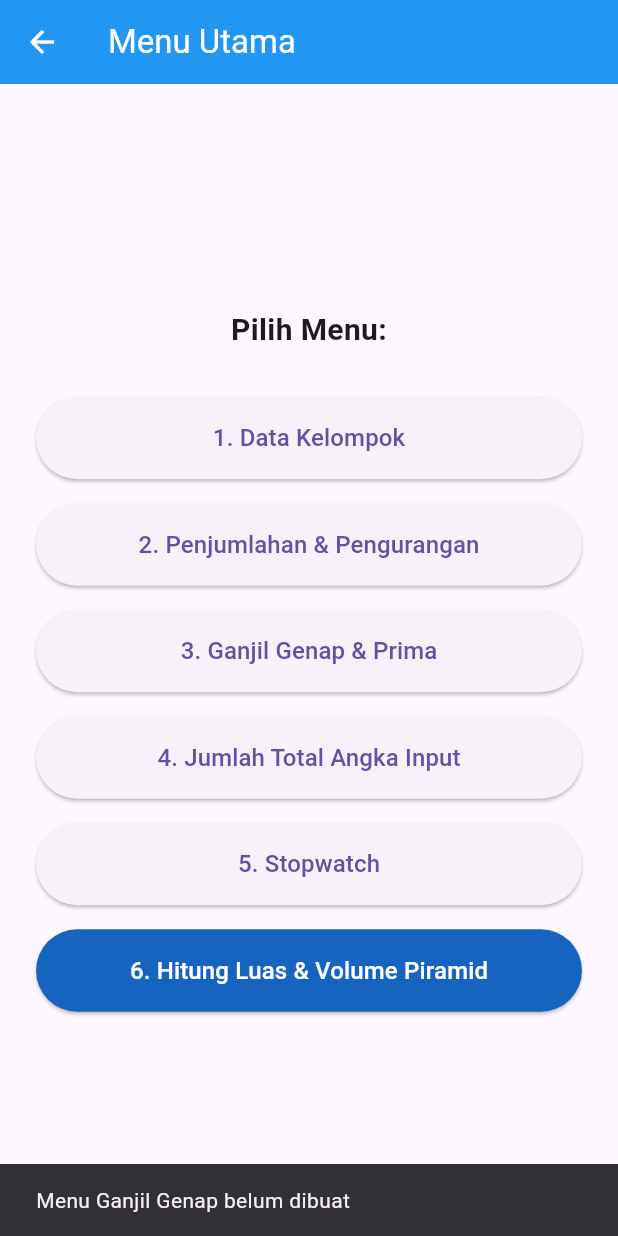
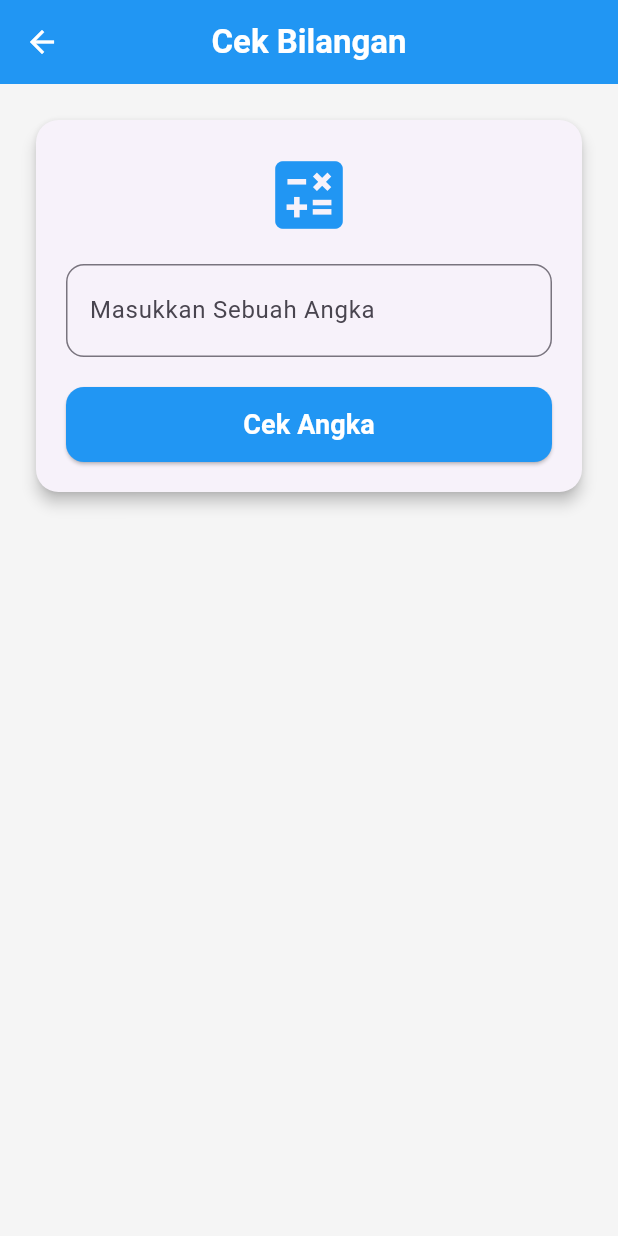
Before and after one commit to RhezaPriyaAnargya/TugasModul4TPM, a Flutter app: the HomeScreen screen opened directly, after a tap on "3. Ganjil Genap & Prima", on a phone screen of 412 x 824 dp. Run offline on Flutter 3.47's test engine with Material 3 defaults, Android fonts, the phone set to English and light mode, and no system bars.

Commit message:
pembuatan fitur menu 3 dan 4

```diff
--- a/lib/main.dart
+++ b/lib/main.dart
@@ -1,5 +1,6 @@
 import 'package:flutter/material.dart';
 import 'package:tugasmodul4/screen/login_screen.dart';
+import 'screen/home_screen.dart';
 
 void main() {
   runApp(const MyApp());
@@ -13,7 +14,7 @@ class MyApp extends StatelessWidget {
   Widget build(BuildContext context) {
     return MaterialApp(
       debugShowCheckedModeBanner: false,
-      home: LoginScreen(), //INI KE LOGIN SCREEN DULU BARU MASUK KE HOME
+      home: HomeScreen(), //INI KE LOGIN SCREEN DULU BARU MASUK KE HOME
     );
   }
 }
--- a/lib/screen/home_screen.dart
+++ b/lib/screen/home_screen.dart
@@ -1,5 +1,7 @@
 import 'package:flutter/material.dart';
 import 'pyramid_screen.dart'; // Pastikan file ini ada di folder yang sama
+import 'sum_input_screen.dart';
+import 'number_check_screen.dart';
 
 class HomeScreen extends StatelessWidget {
   const HomeScreen({super.key});
@@ -18,7 +20,8 @@ class HomeScreen extends StatelessWidget {
           padding: const EdgeInsets.all(24.0),
           child: Column(
             mainAxisAlignment: MainAxisAlignment.center,
-            crossAxisAlignment: CrossAxisAlignment.stretch, // Membuat tombol memanjang penuh
+            crossAxisAlignment:
+                CrossAxisAlignment.stretch, // Membuat tombol memanjang penuh
             children: [
               const Text(
                 'Pilih Menu:',
@@ -31,47 +34,82 @@ class HomeScreen extends StatelessWidget {
               ElevatedButton(
                 onPressed: () {
                   ScaffoldMessenger.of(context).showSnackBar(
-                    const SnackBar(content: Text('Menu Data Kelompok belum dibuat')),
+                    const SnackBar(
+                      content: Text('Menu Data Kelompok belum dibuat'),
+                    ),
                   );
                 },
-                style: ElevatedButton.styleFrom(padding: const EdgeInsets.all(16)),
-                child: const Text('1. Data Kelompok', style: TextStyle(fontSize: 16)),
+                style: ElevatedButton.styleFrom(
+                  padding: const EdgeInsets.all(16),
+                ),
+                child: const Text(
+                  '1. Data Kelompok',
+                  style: TextStyle(fontSize: 16),
+                ),
               ),
               const SizedBox(height: 16), // Jarak antar tombol
-
               // 2. Tombol Penjumlahan & Pengurangan
               ElevatedButton(
                 onPressed: () {
                   ScaffoldMessenger.of(context).showSnackBar(
-                    const SnackBar(content: Text('Menu Kalkulator belum dibuat')),
+                    const SnackBar(
+                      content: Text('Menu Kalkulator belum dibuat'),
+                    ),
                   );
                 },
-                style: ElevatedButton.styleFrom(padding: const EdgeInsets.all(16)),
-                child: const Text('2. Penjumlahan & Pengurangan', style: TextStyle(fontSize: 16)),
+                style: ElevatedButton.styleFrom(
+                  padding: const EdgeInsets.all(16),
+                ),
+                child: const Text(
+                  '2. Penjumlahan & Pengurangan',
+                  style: TextStyle(fontSize: 16),
+                ),
               ),
               const SizedBox(height: 16),
 
               // 3. Tombol Ganjil Genap & Prima
               ElevatedButton(
                 onPressed: () {
-                  ScaffoldMessenger.of(context).showSnackBar(
-                    const SnackBar(content: Text('Menu Ganjil Genap belum dibuat')),
+                  Navigator.push(
+                    context,
+                    MaterialPageRoute(
+                      builder: (context) => CekBilanganScreen(),
+                    ),
                   );
                 },
-                style: ElevatedButton.styleFrom(padding: const EdgeInsets.all(16)),
-                child: const Text('3. Ganjil Genap & Prima', style: TextStyle(fontSize: 16)),
+                style: ElevatedButton.styleFrom(
+                  padding: const EdgeInsets.all(16),
+                  backgroundColor: Colors
+                      .blue[800], // Warnanya sedikit lebih gelap agar beda
+                  foregroundColor: Colors.white,
+                ),
+                child: const Text(
+                  '3. Ganjil Genap & Prima',
+                  style: TextStyle(fontSize: 16),
+                ),
               ),
               const SizedBox(height: 16),
 
               // 4. Tombol Jumlah Total Angka
               ElevatedButton(
                 onPressed: () {
-                  ScaffoldMessenger.of(context).showSnackBar(
-                    const SnackBar(content: Text('Menu Total Angka belum dibuat')),
+                  Navigator.push(
+                    context,
+                    MaterialPageRoute(
+                      builder: (context) => JumlahTotalAngkaScreen(),
+                    ),
                   );
                 },
-                style: ElevatedButton.styleFrom(padding: const EdgeInsets.all(16)),
-                child: const Text('4. Jumlah Total Angka Input', style: TextStyle(fontSize: 16)),
+                style: ElevatedButton.styleFrom(
+                  padding: const EdgeInsets.all(16),
+                  backgroundColor: Colors
+                      .blue[800], // Warnanya sedikit lebih gelap agar beda
+                  foregroundColor: Colors.white,
+                ),
+                child: const Text(
+                  '4. Jumlah Total Angka Input',
+                  style: TextStyle(fontSize: 16),
+                ),
               ),
               const SizedBox(height: 16),
 
@@ -79,11 +117,18 @@ class HomeScreen extends StatelessWidget {
               ElevatedButton(
                 onPressed: () {
                   ScaffoldMessenger.of(context).showSnackBar(
-                    const SnackBar(content: Text('Menu Stopwatch belum dibuat')),
+                    const SnackBar(
+                      content: Text('Menu Stopwatch belum dibuat'),
+                    ),
                   );
                 },
-                style: ElevatedButton.styleFrom(padding: const EdgeInsets.all(16)),
-                child: const Text('5. Stopwatch', style: TextStyle(fontSize: 16)),
+                style: ElevatedButton.styleFrom(
+                  padding: const EdgeInsets.all(16),
+                ),
+                child: const Text(
+                  '5. Stopwatch',
+                  style: TextStyle(fontSize: 16),
+                ),
               ),
               const SizedBox(height: 16),
 
@@ -92,15 +137,21 @@ class HomeScreen extends StatelessWidget {
                 onPressed: () {
                   Navigator.push(
                     context,
-                    MaterialPageRoute(builder: (context) => const PyramidScreen()),
+                    MaterialPageRoute(
+                      builder: (context) => const PyramidScreen(),
+                    ),
                   );
                 },
                 style: ElevatedButton.styleFrom(
                   padding: const EdgeInsets.all(16),
-                  backgroundColor: Colors.blue[800], // Warnanya sedikit lebih gelap agar beda
+                  backgroundColor: Colors
+                      .blue[800], // Warnanya sedikit lebih gelap agar beda
                   foregroundColor: Colors.white,
                 ),
-                child: const Text('6. Hitung Luas & Volume Piramid', style: TextStyle(fontSize: 16)),
+                child: const Text(
+                  '6. Hitung Luas & Volume Piramid',
+                  style: TextStyle(fontSize: 16),
+                ),
               ),
             ],
           ),
--- a/lib/screen/number_check_screen.dart
+++ b/lib/screen/number_check_screen.dart
@@ -0,0 +1,207 @@
+import 'package:flutter/material.dart';
+
+class CekBilanganScreen extends StatefulWidget {
+  @override
+  _CekBilanganScreenState createState() => _CekBilanganScreenState();
+}
+
+class _CekBilanganScreenState extends State<CekBilanganScreen> {
+  final TextEditingController _angkaController = TextEditingController();
+  String _hasilGanjilGenap = '';
+  String _hasilPrima = '';
+
+  // Fungsi cek prima (Logika Tetap Sama)
+  bool isPrima(int n) {
+    if (n <= 1) return false;
+    for (int i = 2; i * i <= n; i++) {
+      if (n % i == 0) return false;
+    }
+    return true;
+  }
+
+  void _cekBilangan() {
+    int? angka = int.tryParse(_angkaController.text);
+
+    if (angka != null) {
+      setState(() {
+        // Cek Ganjil Genap
+        _hasilGanjilGenap = (angka % 2 == 0) ? 'Genap' : 'Ganjil';
+
+        // Cek Prima
+        _hasilPrima = isPrima(angka)
+            ? 'Bilangan Prima'
+            : 'Bukan Bilangan Prima';
+      });
+    } else {
+      setState(() {
+        _hasilGanjilGenap = 'Input tidak valid';
+        _hasilPrima = '-';
+      });
+    }
+  }
+
+  @override
+  Widget build(BuildContext context) {
+    return Scaffold(
+      backgroundColor:
+          Colors.grey[100], // Warna background agak abu-abu agar Card terlihat
+      appBar: AppBar(
+        title: Text(
+          'Cek Bilangan',
+          style: TextStyle(fontWeight: FontWeight.bold, color: Colors.white),
+        ),
+        centerTitle: true,
+        backgroundColor: Colors.blue, // Diubah ke Biru
+        foregroundColor: Colors.white,
+        elevation: 0,
+      ),
+      body: SingleChildScrollView(
+        // Mencegah error overflow saat keyboard muncul
+        padding: const EdgeInsets.all(20.0),
+        child: Column(
+          children: [
+            // Bagian Input
+            Card(
+              elevation: 4,
+              shape: RoundedRectangleBorder(
+                borderRadius: BorderRadius.circular(15),
+              ),
+              child: Padding(
+                padding: const EdgeInsets.all(20.0),
+                child: Column(
+                  children: [
+                    Icon(
+                      Icons.calculate,
+                      size: 60,
+                      color: Colors.blue,
+                    ), // Diubah ke Biru
+                    SizedBox(height: 16),
+                    TextField(
+                      controller: _angkaController,
+                      keyboardType: TextInputType.number,
+                      textAlign: TextAlign.center,
+                      style: TextStyle(
+                        fontSize: 20,
+                        fontWeight: FontWeight.bold,
+                      ),
+                      decoration: InputDecoration(
+                        labelText:
+                            'Masukkan Sebuah Angka', // Ditambahkan warna biru
+                        border: OutlineInputBorder(
+                          borderRadius: BorderRadius.circular(12),
+                        ),
+                        focusedBorder: OutlineInputBorder(
+                          borderRadius: BorderRadius.circular(12),
+                          borderSide: BorderSide(
+                            color: Colors.blue,
+                            width: 2,
+                          ), // Diubah ke Biru
+                        ),
+                      ),
+                    ),
+                    SizedBox(height: 20),
+                    SizedBox(
+                      width: double.infinity, // Tombol memenuhi lebar layar
+                      height: 50,
+                      child: ElevatedButton(
+                        onPressed: _cekBilangan,
+                        style: ElevatedButton.styleFrom(
+                          backgroundColor: Colors.blue, // Diubah ke Biru
+                          shape: RoundedRectangleBorder(
+                            borderRadius: BorderRadius.circular(12),
+                          ),
+                        ),
+                        child: Text(
+                          'Cek Angka',
+                          style: TextStyle(
+                            fontSize: 18,
+                            fontWeight: FontWeight.bold,
+                            color: Colors.white,
+                          ),
+                        ),
+                      ),
+                    ),
+                  ],
+                ),
+              ),
+            ),
+            SizedBox(height: 24),
+
+            // Bagian Hasil (Hanya muncul jika sudah ada hasil)
+            if (_hasilGanjilGenap.isNotEmpty)
+              Card(
+                color: Colors.blue[50], // Diubah ke Biru muda
+                elevation: 2,
+                shape: RoundedRectangleBorder(
+                  borderRadius: BorderRadius.circular(15),
+                ),
+                child: Padding(
+                  padding: const EdgeInsets.all(20.0),
+                  child: Column(
+                    children: [
+                      Text(
+                        'Hasil Pengecekan',
+                        style: TextStyle(
+                          fontSize: 18,
+                          fontWeight: FontWeight.bold,
+                          color: Colors.blue[800],
+                        ), // Diubah ke Biru tua
+                      ),
+                      Divider(
+                        color: Colors.blue[200],
+                        thickness: 1.5,
+                      ), // Diubah ke Biru
+                      SizedBox(height: 10),
+
+                      // Baris Ganjil/Genap
+                      Row(
+                        mainAxisAlignment: MainAxisAlignment.spaceBetween,
+                        children: [
+                          Text(
+                            'Jenis Bilangan:',
+                            style: TextStyle(fontSize: 16),
+                          ),
+                          Text(
+                            _hasilGanjilGenap,
+                            style: TextStyle(
+                              fontSize: 18,
+                              fontWeight: FontWeight.bold,
+                              color: _hasilGanjilGenap == 'Input tidak valid'
+                                  ? Colors.red
+                                  : Colors
+                                        .blue[900], // Diubah ke Biru sangat tua
+                            ),
+                          ),
+                        ],
+                      ),
+                      SizedBox(height: 12),
+
+                      // Baris Prima
+                      Row(
+                        mainAxisAlignment: MainAxisAlignment.spaceBetween,
+                        children: [
+                          Text('Status Prima:', style: TextStyle(fontSize: 16)),
+                          Text(
+                            _hasilPrima,
+                            style: TextStyle(
+                              fontSize: 18,
+                              fontWeight: FontWeight.bold,
+                              // Tetap menggunakan hijau/oranye untuk status prima agar kontras,
+                              // tapi Anda bisa mengubahnya jika ingin full biru.
+                              color: _hasilPrima == 'Bilangan Prima'
+                                  ? Colors.green[700]
+                                  : Colors.orange[800],
+                            ),
+                          ),
+                        ],
+                      ),
+                    ],
+                  ),
+                ),
+              ),
+          ],
+        ),
+      ),
+    );
+  }
+}
--- a/pubspec.yaml
+++ b/pubspec.yaml
@@ -44,7 +44,7 @@ dev_dependencies:
   # activated in the `analysis_options.yaml` file located at the root of your
   # package. See that file for information about deactivating specific lint
   # rules and activating additional ones.
-  flutter_lints: ^5.0.0
+  flutter_lints: ^6.0.0
 
 # For information on the generic Dart part of this file, see the
 # following page: https://dart.dev/tools/pub/pubspec
```
Also changed, not shown: lib/screen/sum_input_screen.dart (+167 -0 lines), pubspec.lock.
